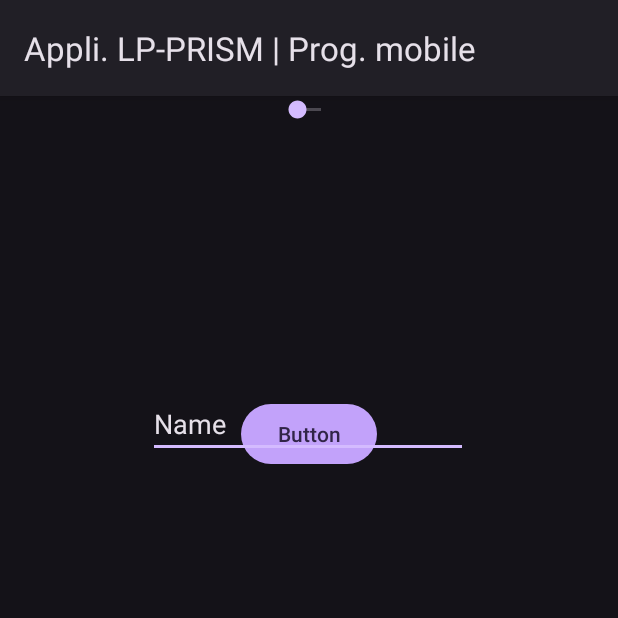
After one commit to Suylo/Android-App, an Android app: the fragment FragmentConfig shown on its own in the app's theme, on a phone screen of 412 x 824 dp, the top half of it. The commit adds this screen. Run offline under Robolectric (Android 15) with nearby library versions, the phone set to English and light mode, and no system bars; 1 statement that could not run was skipped.

Commit message:
TP7 - FRAGMENTS & NAV

```diff
--- /dev/null
+++ b/app/src/main/java/fr/suylo/myappkotlin/TP7_Fragments/FragmentConfig.java
@@ -0,0 +1,44 @@
+package fr.suylo.myappkotlin.TP7_Fragments;
+
+import android.os.Bundle;
+import android.widget.EditText;
+import android.widget.SeekBar;
+import androidx.fragment.app.Fragment;
+import android.view.LayoutInflater;
+import android.view.View;
+import android.view.ViewGroup;
+import androidx.navigation.Navigation;
+import fr.suylo.myappkotlin.R;
+
+public class FragmentConfig extends Fragment {
+
+    @Override
+    public void onCreate(Bundle savedInstanceState) {
+        super.onCreate(savedInstanceState);
+    }
+
+    private static int MIN_SIZE = 12;
+
+    @Override
+    public View onCreateView(LayoutInflater inflater, ViewGroup container,
+                             Bundle savedInstanceState) {
+        View v = inflater.inflate(R.layout.tp7_fragment_config, container, false);
+        v.findViewById(R.id.button).setOnClickListener((view) -> {
+            Bundle b = new Bundle();
+            b.putString(
+                    MainFragmentDisplay.ARG_TEXTE,
+                    ((EditText)v.findViewById(R.id.config_editText)).getText().toString()
+            );
+            b.putInt(
+                    MainFragmentDisplay.ARG_TAILLE,
+                    ((SeekBar)v.findViewById(R.id.config_seekBar)).getProgress() + MIN_SIZE
+            );
+            Navigation.findNavController(view).navigate(
+                    R.id.action_fragmentConfiguration_to_fragmentDisplay,
+                    b
+            );
+        });
+        return v;
+    }
+
+}
--- /dev/null
+++ b/app/src/main/res/layout/tp7_fragment_config.xml
@@ -0,0 +1,27 @@
+<?xml version="1.0" encoding="utf-8"?>
+<androidx.constraintlayout.widget.ConstraintLayout xmlns:android="http://schemas.android.com/apk/res/android"
+                                                   xmlns:app="http://schemas.android.com/apk/res-auto" xmlns:tools="http://schemas.android.com/tools" android:layout_width="match_parent"
+                                                   android:layout_height="match_parent">
+    <Button
+            android:text="Button"
+            android:layout_width="wrap_content"
+            android:layout_height="wrap_content" android:id="@+id/config_button"
+            app:layout_constraintEnd_toEndOf="parent" app:layout_constraintStart_toStartOf="parent"
+            app:layout_constraintBottom_toBottomOf="parent"
+            app:layout_constraintTop_toBottomOf="@+id/config_seekBar" app:layout_constraintVertical_bias="0.264"/>
+    <EditText
+            android:layout_width="wrap_content"
+            android:layout_height="wrap_content"
+            android:inputType="textPersonName"
+            android:text="Name"
+            android:ems="10"
+            android:id="@+id/config_editText"
+            app:layout_constraintEnd_toEndOf="parent" app:layout_constraintStart_toStartOf="parent"
+            app:layout_constraintTop_toTopOf="parent" android:layout_marginTop="196dp"
+            app:layout_constraintHorizontal_bias="0.497" app:layout_constraintBottom_toTopOf="@+id/config_seekBar"
+            app:layout_constraintVertical_bias="0.0"/>
+    <SeekBar
+            android:layout_width="wrap_content"
+            android:layout_height="wrap_content" android:id="@+id/config_seekBar" tools:layout_editor_absoluteY="366dp"
+            app:layout_constraintEnd_toEndOf="parent" app:layout_constraintStart_toStartOf="parent"/>
+</androidx.constraintlayout.widget.ConstraintLayout>
--- a/app/src/main/res/values/strings.xml
+++ b/app/src/main/res/values/strings.xml
@@ -3,4 +3,6 @@
     <string name="quizz_qcm">Quizz - QCM</string>
     <string name="acitvit_2">Acitvité 2</string>
     <string name="ah_il_a_clat">ah il a éclaté..</string>
+    <!-- TODO: Remove or change this placeholder text -->
+    <string name="hello_blank_fragment">Hello blank fragment</string>
 </resources>
--- a/gradle.properties
+++ b/gradle.properties
@@ -15,6 +15,7 @@ org.gradle.jvmargs=-Xmx2048m -Dfile.encoding=UTF-8
 # Android operating system, and which are packaged with your app"s APK
 # https://developer.android.com/topic/libraries/support-library/androidx-rn
 android.useAndroidX=true
+android.enableJetifier=true
 # Kotlin code style for this project: "official" or "obsolete":
 kotlin.code.style=official
 # Enables namespacing of each library's R class so that its R class includes only the
```
Also changed, not shown: app/build.gradle (+15 -0 lines), app/src/main/AndroidManifest.xml (+29 -20 lines), app/src/main/java/fr/suylo/myappkotlin/TP6_Interfaces/MainActivityInterface.java (added, +31 -0 lines), app/src/main/java/fr/suylo/myappkotlin/TP7_Fragments/ActivityMainFragment.java (added, +14 -0 lines), app/src/main/java/fr/suylo/myappkotlin/TP7_Fragments/MainFragmentDisplay.java (added, +42 -0 lines), app/src/main/res/layout/fragment_main.xml (added, +14 -0 lines), app/src/main/res/layout/tp6_activity_main_interface.xml (added, +10 -0 lines), app/src/main/res/layout/tp7_fragment_display.xml (added, +16 -0 lines), app/src/main/res/layout/tp7_main_activity.xml (added, +20 -0 lines), app/src/main/res/navigation/nav_graph.xml (added, +21 -0 lines).
